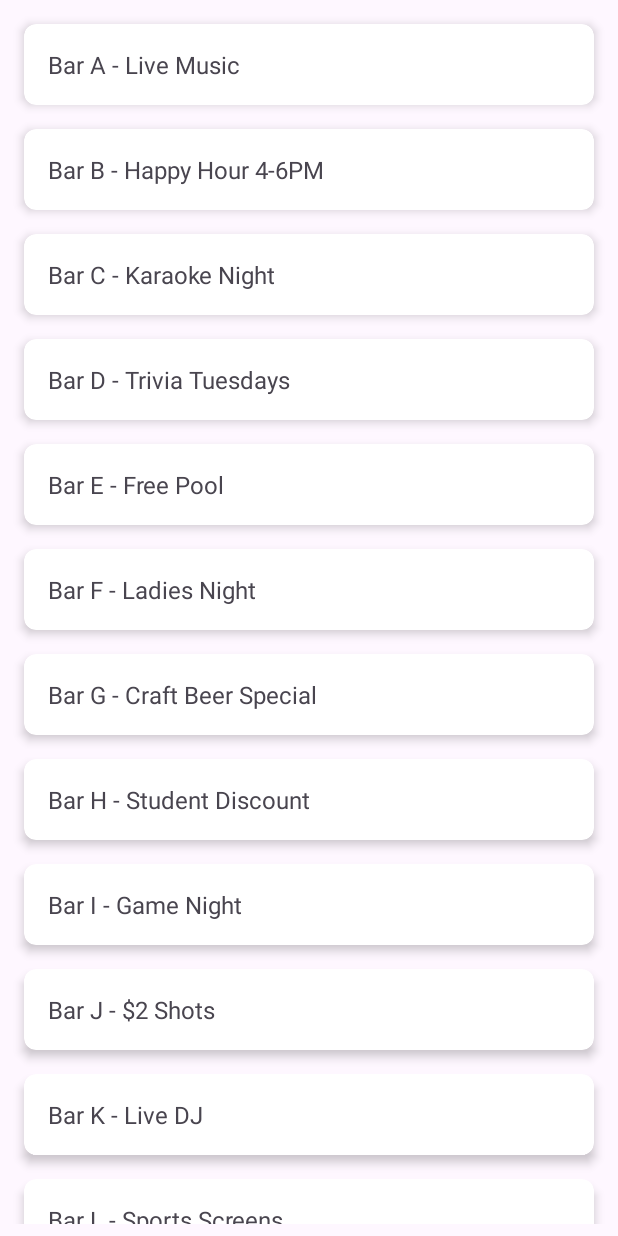
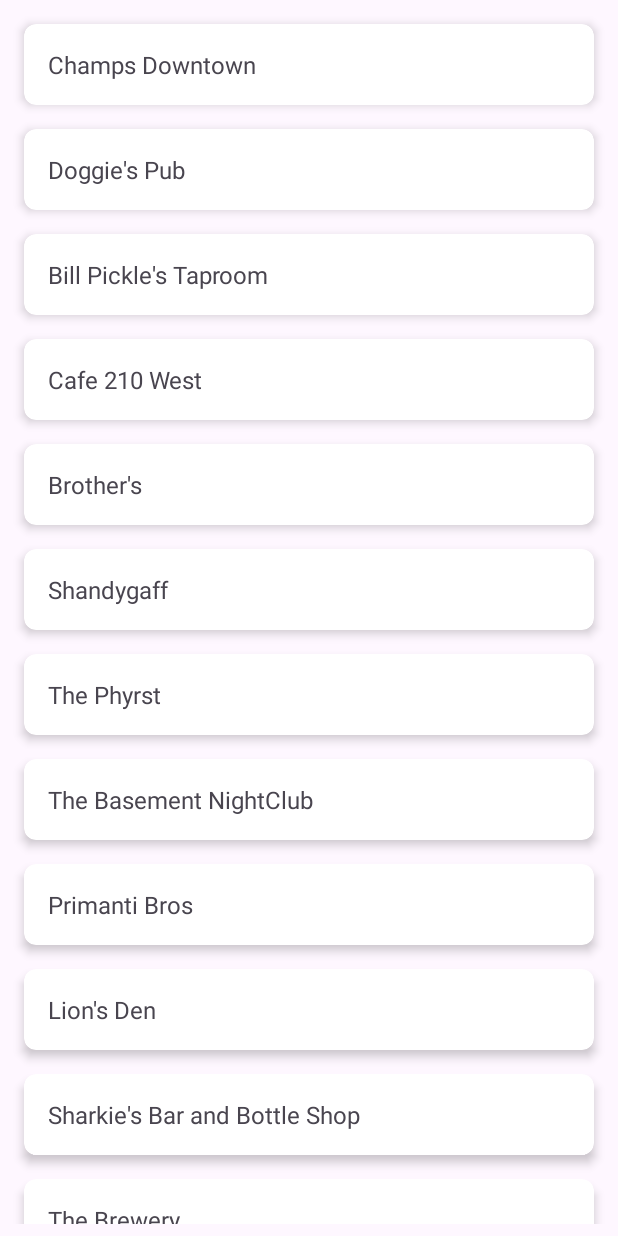
Before and after one commit to DanielWFetterman/PourDecisionsApp, an Android app: the BarsActivity screen opened directly, with no data from a screen before it, on a phone screen of 412 x 824 dp. Run offline under Robolectric (Android 15) with nearby library versions, the light colour scheme and no system bars.

Commit message:
Added the local bars

```diff
--- a/app/src/main/java/com/example/pourdecisionstest2/BarsActivity.java
+++ b/app/src/main/java/com/example/pourdecisionstest2/BarsActivity.java
@@ -10,19 +10,19 @@
 
 public class BarsActivity extends AppCompatActivity {
     String[] bars = {
-            "Bar A - Live Music",
-            "Bar B - Happy Hour 4-6PM",
-            "Bar C - Karaoke Night",
-            "Bar D - Trivia Tuesdays",
-            "Bar E - Free Pool",
-            "Bar F - Ladies Night",
-            "Bar G - Craft Beer Special",
-            "Bar H - Student Discount",
-            "Bar I - Game Night",
-            "Bar J - $2 Shots",
-            "Bar K - Live DJ",
-            "Bar L - Sports Screens",
-            "Bar M - Margarita Madness"
+            "Champs Downtown",
+            "Doggie's Pub",
+            "Bill Pickle's Taproom",
+            "Cafe 210 West",
+            "Brother's",
+            "Shandygaff",
+            "The Phyrst",
+            "The Basement NightClub",
+            "Primanti Bros",
+            "Lion's Den",
+            "Sharkie's Bar and Bottle Shop",
+            "The Brewery",
+            "Champs North Atherton"
     };
 
     @Override
--- a/app/src/main/java/com/example/pourdecisionstest2/BestDealsActivity.java
+++ b/app/src/main/java/com/example/pourdecisionstest2/BestDealsActivity.java
@@ -7,9 +7,9 @@
 
 public class BestDealsActivity extends AppCompatActivity {
     String[] bestDeals = {
-            "Free Entry at Bar A",
-            "$1 Wings at Bar F",
-            "$2 Drinks at Bar K"
+            "Free Entry at The Basement NightClub",
+            "$1 Wings at Brother's Bar and Grill",
+            "$2 Drinks at Champs Downtown"
     };
 
     @Override
--- a/app/src/main/java/com/example/pourdecisionstest2/DealsActivity.java
+++ b/app/src/main/java/com/example/pourdecisionstest2/DealsActivity.java
@@ -10,9 +10,9 @@
 
 public class DealsActivity extends AppCompatActivity {
     String[] deals = {
-            "Buy 1 Get 1 Free at Bar A",
-            "50% off Wings at Bar B",
-            "$3 Drafts at Bar C"
+            "Buy 1 Get 1 Free at Champs",
+            "50% off Wings at Primanti Bros",
+            "$3 Drafts at Bar Brothers Bar and Grill"
     };
 
     @Override
```
